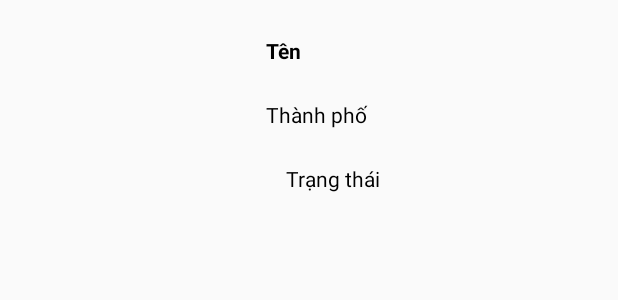
After one commit to kudohdtt/bookingroom-v3, an Android app: the layout hotel_ordered.xml on its own in the app's theme, with its tools: preview values and no code run, on a phone screen of 412 x 824 dp. The commit adds this screen. Shown: the top 300 px of the screen. Run offline under Robolectric (Android 15) with nearby library versions, the phone set to English and light mode, and no system bars.

Commit message:
update
Thiếu mỗi phần dịch vụ với insert xác nhận đặt phòng của th khách vào là xong

```diff
--- a/MyFirstApp/app/src/main/java/com/learnadroid/myfirstapp/dangnhap/AccountManager.java
+++ b/MyFirstApp/app/src/main/java/com/learnadroid/myfirstapp/dangnhap/AccountManager.java
@@ -6,7 +6,7 @@ import com.learnadroid.myfirstapp.actor.User;
 public class AccountManager {
 
     private static AccountManager instance;
-    public static  int hotelid;
+    public static  int hotelId;
     public static int userId;
     public  static  int customerId;
     public  static String  checkindate="";
--- a/MyFirstApp/app/src/main/java/com/learnadroid/myfirstapp/ggMap/GoogleMapAPI.java
+++ b/MyFirstApp/app/src/main/java/com/learnadroid/myfirstapp/ggMap/GoogleMapAPI.java
@@ -165,7 +165,7 @@ public class GoogleMapAPI extends FragmentActivity implements OnMapReadyCallback
                 int id = (int) marker.getTag();
                 Toast.makeText(getApplicationContext(), "" + id, Toast.LENGTH_LONG).show();
                 Intent intent = new Intent(GoogleMapAPI.this, timphong.class);
-                AccountManager.hotelid = id;
+                AccountManager.hotelId = id;
                 startActivity(intent);
             }
 
--- a/MyFirstApp/app/src/main/java/com/learnadroid/myfirstapp/home/PageAdapter.java
+++ b/MyFirstApp/app/src/main/java/com/learnadroid/myfirstapp/home/PageAdapter.java
@@ -8,6 +8,8 @@ import androidx.annotation.Nullable;
 import androidx.fragment.app.Fragment;
 import androidx.fragment.app.FragmentManager;
 import androidx.fragment.app.FragmentPagerAdapter;
+
+import com.learnadroid.myfirstapp.ordered.DsKhachsanDadat;
 
 public class PageAdapter extends FragmentPagerAdapter {
 
@@ -27,7 +29,7 @@ public class PageAdapter extends FragmentPagerAdapter {
             case 0:
                 return new SearchHotel();
             case 1:
-                return new SearchHotel();
+                return new DsKhachsanDadat();
             case 2:
                 return new Profile();
 
--- a/MyFirstApp/app/src/main/java/com/learnadroid/myfirstapp/roomtype/roomResult.java
+++ b/MyFirstApp/app/src/main/java/com/learnadroid/myfirstapp/roomtype/roomResult.java
@@ -87,7 +87,7 @@ public class roomResult extends AppCompatActivity {
 
 
         roomtypeId = AccountManager.roomtypeId;
-        hotelId = AccountManager.hotelid;
+        hotelId = AccountManager.hotelId;
         checkindate = AccountManager.checkindate;
         cindate.setText("Check in : " + checkindate+"/2020");
         checkoutdate = AccountManager.checkoutdate;
--- a/MyFirstApp/app/src/main/java/com/learnadroid/myfirstapp/roomtype/roomTypeResult.java
+++ b/MyFirstApp/app/src/main/java/com/learnadroid/myfirstapp/roomtype/roomTypeResult.java
@@ -69,7 +69,7 @@ public class roomTypeResult extends AppCompatActivity {
 
         adapter = new roomTypeAdapter(this, R.layout.mau_loai_phong, arrayloaiphong);
         //lấy thông tin id_hotel
-        hotelId = AccountManager.hotelid;
+        hotelId = AccountManager.hotelId;
 
 //        Toast.makeText(getApplicationContext(), "hotel ID: " + hotelId, Toast.LENGTH_LONG).show();
 //        Toast.makeText(getApplicationContext(), "checkindate: " + checkindate, Toast.LENGTH_LONG).show();
@@ -84,6 +84,7 @@ public class roomTypeResult extends AppCompatActivity {
                 Intent intent = new Intent(roomTypeResult.this, roomResult.class);
                 AccountManager.roomtypeId = tr.getId();
                 startActivity(intent);
+                progressDialog.dismiss();
             }
         });
 
--- a/MyFirstApp/app/src/main/java/com/learnadroid/myfirstapp/timkiemkhachsan/hotelResult.java
+++ b/MyFirstApp/app/src/main/java/com/learnadroid/myfirstapp/timkiemkhachsan/hotelResult.java
@@ -82,7 +82,7 @@ public class hotelResult extends AppCompatActivity {
             @Override
             public void onItemClick(AdapterView<?> parent, View view, int position, long id) {
                 Hotel ht = ListHotel.get(position);
-                AccountManager.hotelid = ht.getId();
+                AccountManager.hotelId = ht.getId();
                 Intent intent = new Intent(hotelResult.this, roomTypeResult.class);
                 startActivity(intent);
             }
--- /dev/null
+++ b/MyFirstApp/app/src/main/res/layout/hotel_ordered.xml
@@ -0,0 +1,61 @@
+<?xml version="1.0" encoding="utf-8"?>
+<RelativeLayout
+    xmlns:android="http://schemas.android.com/apk/res/android"
+    android:layout_width="match_parent"
+    android:layout_height="match_parent"
+    >
+
+    <ImageView
+        android:id="@+id/imageviewHinh"
+        android:layout_width="177dp"
+        android:layout_height="170dp"
+        android:padding="10dp" />
+
+
+    <TextView
+        android:id="@+id/txtTen"
+        android:layout_width="291dp"
+        android:layout_height="wrap_content"
+        android:layout_marginLeft="0dp"
+        android:layout_toRightOf="@+id/imageviewHinh"
+        android:paddingTop="24dp"
+        android:text="Tên"
+        android:textColor="#000000"
+        android:textSize="14sp"
+        android:textStyle="bold" />
+
+    <TextView
+        android:id="@+id/txtThanhpho"
+        android:layout_width="291dp"
+        android:layout_height="wrap_content"
+        android:layout_below="@id/txtTen"
+        android:layout_marginLeft="0dp"
+        android:layout_marginTop="23dp"
+        android:layout_toRightOf="@+id/imageviewHinh"
+        android:text="Thành phố"
+        android:textColor="#000000"
+        android:textSize="14sp" />
+
+    <ImageView
+        android:id="@+id/imgCham"
+        android:layout_width="14dp"
+        android:layout_height="11dp"
+        android:layout_below="@+id/txtThanhpho"
+        android:layout_marginLeft="-1dp"
+        android:layout_marginTop="28dp"
+        android:layout_toRightOf="@+id/imageviewHinh" />
+
+    <TextView
+        android:id="@+id/txtTrangthai"
+        android:layout_width="233dp"
+        android:layout_height="wrap_content"
+        android:layout_below="@+id/txtThanhpho"
+        android:layout_marginStart="13dp"
+        android:layout_marginLeft="13dp"
+        android:layout_marginTop="23dp"
+        android:layout_toEndOf="@+id/imageviewHinh"
+        android:layout_toRightOf="@+id/imageviewHinh"
+        android:text="Trạng thái"
+        android:textColor="#000000"
+        android:textSize="14sp" />
+</RelativeLayout>
```
Also changed, not shown: MyFirstApp/app/src/main/AndroidManifest.xml (+10 -11 lines), MyFirstApp/app/src/main/java/com/learnadroid/myfirstapp/actor/hotelOrdered.java (added, +79 -0 lines), MyFirstApp/app/src/main/java/com/learnadroid/myfirstapp/home/SearchHotel.java (+5 -3 lines), MyFirstApp/app/src/main/java/com/learnadroid/myfirstapp/ordered/DsKhachsanDadat.java (added, +141 -0 lines), MyFirstApp/app/src/main/java/com/learnadroid/myfirstapp/ordered/hotelOrderedAdapter.java (added, +66 -0 lines), MyFirstApp/app/src/main/java/com/learnadroid/myfirstapp/ordered/orderDetail.java (+12 -13 lines), MyFirstApp/app/src/main/java/com/learnadroid/myfirstapp/timphong/timphong.java (+4 -8 lines), MyFirstApp/app/src/main/res/drawable/cham.xml (added, +11 -0 lines), MyFirstApp/app/src/main/res/drawable/cham1.xml (added, +11 -0 lines), MyFirstApp/app/src/main/res/drawable/cham2.xml (added, +11 -0 lines), MyFirstApp/app/src/main/res/drawable/ic_order_select.xml (added, +13 -0 lines), MyFirstApp/app/src/main/res/layout/activity_ds_khachsan_dadat.xml (added, +71 -0 lines).
